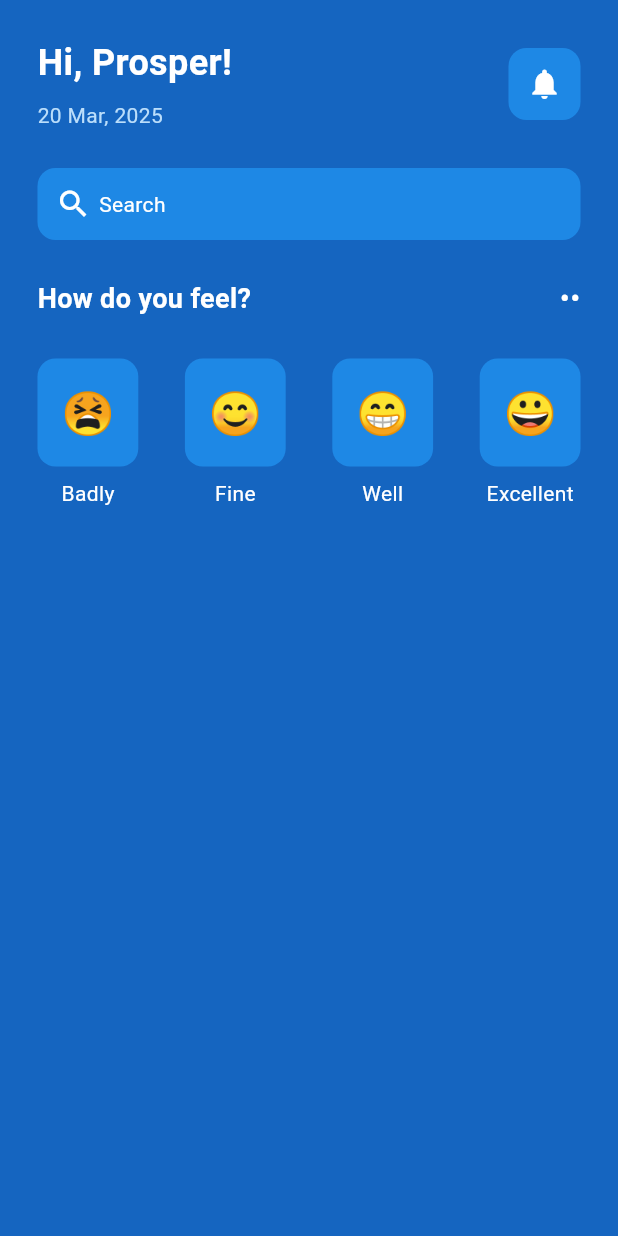
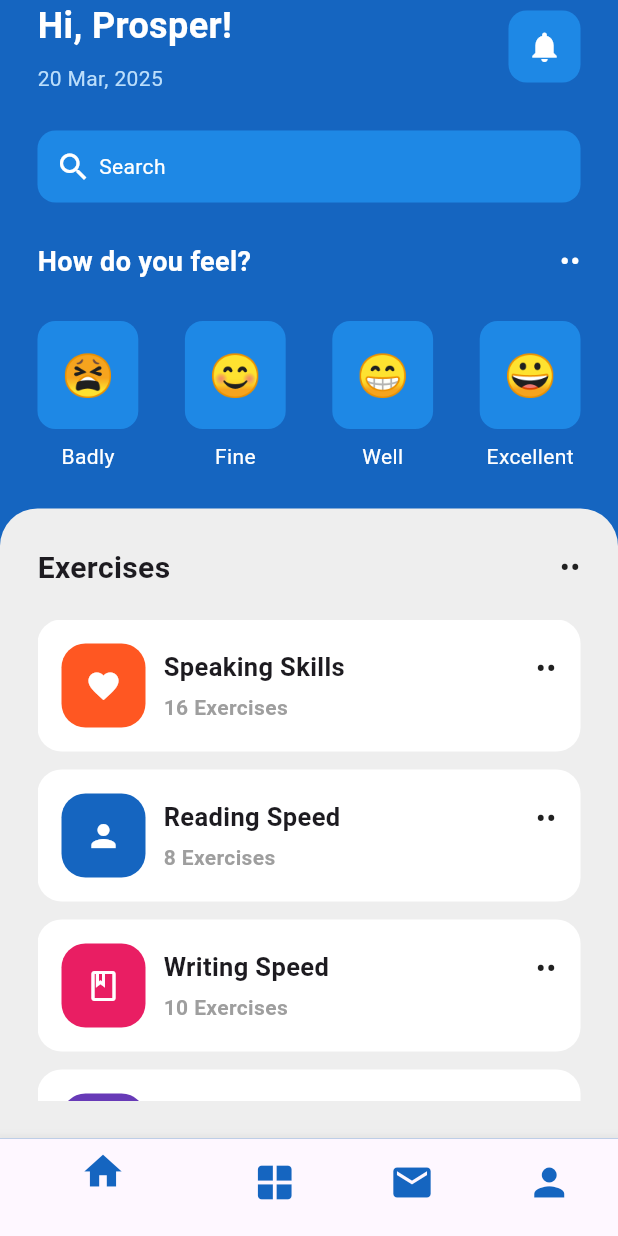
Before and after one commit to prospermbuma/mental_health_app, a Flutter app: the screen it shows after launch, on a phone screen of 412 x 824 dp. Run offline on Flutter 3.47's test engine with Material 3 defaults, Android fonts, the phone set to English and light mode, and no system bars.

Commit message:
More updates

```diff
--- a/lib/Pages/home_page.dart
+++ b/lib/Pages/home_page.dart
@@ -1,5 +1,6 @@
 import 'package:flutter/material.dart';
 import 'package:flutter/services.dart';
+import 'package:mental_health_app/util/exercise_tile.dart';
 
 class HomePage extends StatefulWidget {
   const HomePage({super.key});
@@ -13,14 +14,38 @@ class _HomePageState extends State<HomePage> {
   Widget build(BuildContext context) {
     return AnnotatedRegion<SystemUiOverlayStyle>(
       value: SystemUiOverlayStyle(
-        statusBarColor: Colors.blue[800], // Match status bar color with background
-        statusBarIconBrightness: Brightness.light, // Light icons for dark background
+        statusBarColor: Colors.blue[800],
+        // Match status bar color with background
+        statusBarIconBrightness:
+            Brightness.light, // Light icons for dark background
       ),
       child: Scaffold(
         backgroundColor: Colors.blue[800],
+        bottomNavigationBar: BottomNavigationBar(
+          items: [
+            BottomNavigationBarItem(
+              icon: Icon(Icons.home, size: 30, color: Colors.blue[800]),
+              label: '',
+            ),
+            BottomNavigationBarItem(
+              icon: Icon(Icons.window, size: 30, color: Colors.blue[800]),
+              label: '',
+            ),
+            BottomNavigationBarItem(
+              icon: Icon(Icons.email, size: 30, color: Colors.blue[800]),
+              label: '',
+            ),
+            BottomNavigationBarItem(
+              icon: Icon(Icons.person, size: 30, color: Colors.blue[800]),
+              label: '',
+            ),
+          ],
+        ),
         body: SafeArea(
-          child: Padding(
-            padding: const EdgeInsets.all(25.0),
+          child: Column(
+            children: [
+              Padding(
+                padding: const EdgeInsets.symmetric(horizontal: 25.0),
                 child: Column(
                   children: [
                     /* ====== Greetings row ====== */
@@ -55,7 +80,10 @@ class _HomePageState extends State<HomePage> {
                           ),
                           child: Padding(
                             padding: EdgeInsets.all(12),
-                        child: Icon(Icons.notifications, color: Colors.white),
+                            child: Icon(
+                              Icons.notifications,
+                              color: Colors.white,
+                            ),
                           ),
                         ),
                       ],
@@ -75,7 +103,10 @@ class _HomePageState extends State<HomePage> {
                           children: [
                             Icon(Icons.search, color: Colors.white),
                             SizedBox(width: 5),
-                        Text('Search', style: TextStyle(color: Colors.white)),
+                            Text(
+                              'Search',
+                              style: TextStyle(color: Colors.white),
+                            ),
                           ],
                         ),
                       ),
@@ -117,6 +148,97 @@ class _HomePageState extends State<HomePage> {
                   ],
                 ),
               ),
+
+              SizedBox(height: 25),
+
+              Expanded(
+                child: Container(
+                  decoration: BoxDecoration(
+                    color: Colors.grey[200],
+                    borderRadius: BorderRadius.only(
+                      topLeft: Radius.circular(25), // Left border radius
+                      topRight: Radius.circular(25), // Right border radius
+                    ),
+                  ),
+                  child: Center(
+                    child: Padding(
+                      padding: const EdgeInsets.symmetric(
+                        horizontal: 25,
+                        vertical: 25,
+                      ),
+                      child: Column(
+                        /* ==== Exercises heading ==== */
+                        children: [
+                          Row(
+                            mainAxisAlignment: MainAxisAlignment.spaceBetween,
+                            children: [
+                              Text(
+                                'Exercises',
+                                style: TextStyle(
+                                  fontSize: 20,
+                                  fontWeight: FontWeight.bold,
+                                ),
+                              ),
+                              Text(
+                                "••",
+                                style: TextStyle(
+                                  fontSize: 20,
+                                  color: Colors.grey[900],
+                                ),
+                              ),
+                            ],
+                          ),
+
+                          SizedBox(height: 20),
+
+                          /* ==== Listview of exercises ==== */
+                          Expanded(
+                            child: ListView(
+                              children: [
+                                ExerciseTile(
+                                  icon: Icon(
+                                    Icons.favorite,
+                                    color: Colors.white,
+                                  ),
+                                  iconBgColor: Colors.deepOrange,
+                                  exerciseName: 'Speaking Skills',
+                                  numberOfExercise: '16 Exercises',
+                                ),
+                                ExerciseTile(
+                                  icon: Icon(Icons.person, color: Colors.white),
+                                  iconBgColor: Colors.blue[800],
+                                  exerciseName: 'Reading Speed',
+                                  numberOfExercise: '8 Exercises',
+                                ),
+                                ExerciseTile(
+                                  icon: Icon(
+                                    Icons.book_outlined,
+                                    color: Colors.white,
+                                  ),
+                                  iconBgColor: Colors.pink,
+                                  exerciseName: 'Writing Speed',
+                                  numberOfExercise: '10 Exercises',
+                                ),
+                                ExerciseTile(
+                                  icon: Icon(
+                                    Icons.fitness_center,
+                                    color: Colors.white,
+                                  ),
+                                  iconBgColor: Colors.deepPurple,
+                                  exerciseName: 'Yoga Poses',
+                                  numberOfExercise: '10 Exercises',
+                                ),
+                              ],
+                            ),
+                          ),
+                        ],
+                      ),
+                    ),
+                  ),
+                ),
+              ),
+            ],
+          ),
         ),
       ),
     );
--- /dev/null
+++ b/lib/util/exercise_tile.dart
@@ -0,0 +1,81 @@
+import 'package:flutter/material.dart';
+
+class ExerciseTile extends StatelessWidget {
+  // Instance Variables
+  final Icon icon;
+  final Color? iconBgColor; // Allow nullable Color
+  final String exerciseName;
+  final String numberOfExercise;
+
+  // Constructor
+  const ExerciseTile({
+    super.key,
+    required this.icon,
+    required this.iconBgColor,
+    required this.exerciseName,
+    required this.numberOfExercise,
+  });
+
+  // Polymorphism in action
+  @override
+  Widget build(BuildContext context) {
+    return Padding(
+      padding: const EdgeInsets.only(bottom: 12.0),
+      child: Container(
+        padding: EdgeInsets.all(16),
+        decoration: BoxDecoration(
+          color: Colors.white,
+          borderRadius: BorderRadius.circular(16),
+        ),
+        child: Row(
+          mainAxisAlignment: MainAxisAlignment.spaceBetween,
+          children: [
+            Row(
+              children: [
+                Container(
+                  padding: EdgeInsets.all(16),
+                  decoration: BoxDecoration(
+                    color: iconBgColor ?? Colors.blue, // Provide default color if null
+                    borderRadius: BorderRadius.circular(16),
+                  ),
+                  child: icon, // Dynamically used icon here
+                ),
+                SizedBox(width: 12),
+                Column(
+                  crossAxisAlignment: CrossAxisAlignment.start,
+                  children: [
+                    // Title
+                    Text(
+                      exerciseName, // Use dynamic exerciseName
+                      style: TextStyle(
+                        fontWeight: FontWeight.bold,
+                        fontSize: 17,
+                      ),
+                    ),
+                    SizedBox(height: 5),
+                    // Subtitle
+                    Text(
+                      numberOfExercise, // Use dynamic numberOfExercise
+                      style: TextStyle(
+                        fontSize: 14,
+                        color: Colors.grey,
+                        fontWeight: FontWeight.bold,
+                      ),
+                    ),
+                  ],
+                ),
+              ],
+            ),
+            Container(
+              margin: EdgeInsets.only(bottom: 22),
+              child: Text(
+                "••",
+                style: TextStyle(fontSize: 20, color: Colors.grey[900]),
+              ),
+            ),
+          ],
+        ),
+      ),
+    );
+  }
+}
```
Lines whose indentation alone changed are shown as unchanged.
